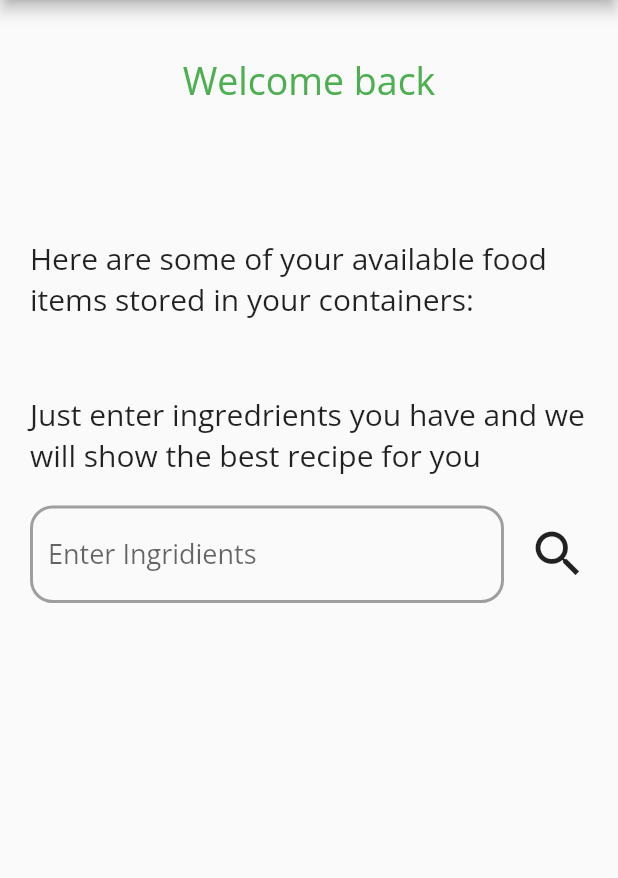
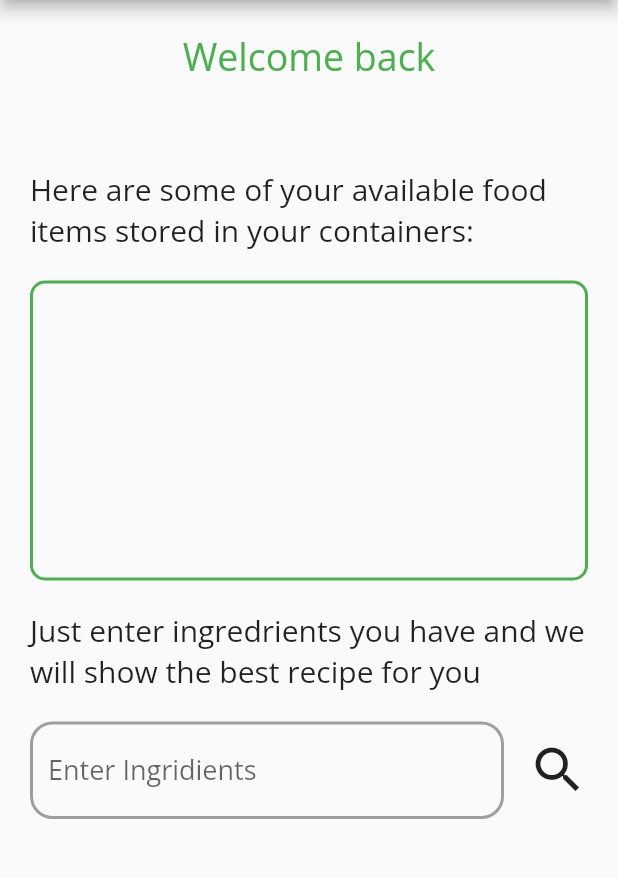
Before and after one commit to fredrikhoelseter/WhatsInMyFridge, a Flutter app: the HomePage screen opened directly with empty values, on a phone screen of 412 x 824 dp, the part 84-962 px from its top. Run offline on Flutter 3.47's test engine with Material 2 defaults, Android fonts, the phone set to English and light mode, and no system bars; our stand-ins replace babstrap_settings_screen, cloud_firestore, firebase_auth, firebase_core, font_awesome_flutter, google_fonts and 3 more; missing offline and left inert: dart:ffi; accounts and stored records are empty.

Commit message:
Homepage now display stored items for recipe-search
All products in firebase-database..

```diff
--- a/lib/screens/home_page.dart
+++ b/lib/screens/home_page.dart
@@ -1,5 +1,6 @@
 import 'dart:convert';
 
+import 'package:cloud_firestore/cloud_firestore.dart';
 import 'package:firebase_auth/firebase_auth.dart';
 import 'package:flutter/foundation.dart';
 import 'package:flutter/material.dart';
@@ -7,6 +8,7 @@ import 'package:whats_in_my_fridge/screens/storage_page.dart';
 import 'package:whats_in_my_fridge/screens/login_page.dart';
 import 'package:whats_in_my_fridge/screens/recipe_view.dart';
 import 'package:whats_in_my_fridge/utilities/fire_auth.dart';
+import 'package:whats_in_my_fridge/utilities/global_variable.dart';
 import 'package:whats_in_my_fridge/widgets/bottom_navbar.dart';
 import 'package:whats_in_my_fridge/widgets/custom_appbar.dart';
 import 'package:http/http.dart' as http;
@@ -26,10 +28,6 @@ class HomePage extends StatefulWidget {
 }
 
 class _HomePageState extends State<HomePage> {
-  bool _isSendingVerification = false;
-  bool _isSigningOut = false;
-  bool _isDeletingUser = false;
-  bool _isResettingPassword = false;
 
   late User _currentUser;
 
@@ -76,8 +74,21 @@ class _HomePageState extends State<HomePage> {
     super.initState();
   }
 
+
+  Future<String?> getID() async {
+    String? userID = await FireAuth.getCurrentUserID();
+    return userID;
+  }
+
+  String id = "";
+
+  void getIDAsString() async {
+    id = (await getID())!;
+  }
+
   @override
   Widget build(BuildContext context) {
+    var _foodItems;
     return Scaffold(
       resizeToAvoidBottomInset: false,
       appBar: CustomAppBar(
@@ -89,7 +100,6 @@ class _HomePageState extends State<HomePage> {
           padding: EdgeInsets.all(20),
           child: Column(
             children: <Widget>[
-              SizedBox(height: 16,),
               Column(
                 children: [
                   Text(
@@ -109,12 +119,52 @@ class _HomePageState extends State<HomePage> {
                 ],
               ),
               SizedBox(
-                height: 50,
+                height: 20,
               ),
               Text("Here are some of your available food items stored in your containers: ", style: GoogleFonts.openSans(fontSize: 20),),
+              SizedBox(
+                height: 20,
+              ),
+              Container(
+                height: 200,
+                  decoration: BoxDecoration(
+                    border: Border.all(color: Colors.green, width: 2), borderRadius: BorderRadius.all(Radius.circular(10)),
+                  ),
+                  child: StreamBuilder(
+                      stream: foodItems.orderBy(CurrentStringSortSelected).snapshots(),
+                      builder: (context, AsyncSnapshot<QuerySnapshot> streamSnapshot) {
+                        getIDAsString();
+                        if (streamSnapshot.hasData) {
+                          return ListView.builder(
+                              itemCount: streamSnapshot.data!.docs.length,
+                              itemBuilder: (context, index) {
+                            final DocumentSnapshot documentSnapshot =
+                            streamSnapshot.data!.docs[index];
+
+                            return Padding(
+                              padding: const EdgeInsets.fromLTRB(10, 0, 10, 0),
+                              child: Container(
+                                decoration: BoxDecoration(
+                                  border: Border(bottom: BorderSide(color: Colors.black))
+                                ),
+                                child: ListTile(
+                                  title: Text(documentSnapshot['Product Name'], style: TextStyle(fontSize: 18),),
+                                  subtitle: Text("Expiring:   ${documentSnapshot['Expiration Date']}"),
+                                ),
+                              ),
+                            );
+                          }
+                          );
+                        }
+                        return const Center(
+                          child: CircularProgressIndicator(),
+                        );
+                      }
+                  ),
+              ),
 
               SizedBox(
-                height: 50,
+                height: 20,
               ),
               Text(
                   'Just enter ingredrients you have and we will show the best recipe for you',
```
